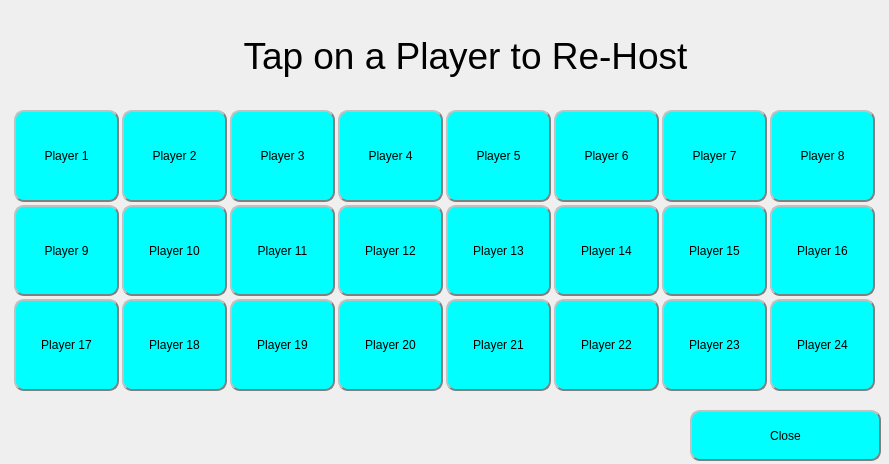
Old version of the form ReHostTagger.ui in the repository rmick/Combobulator.
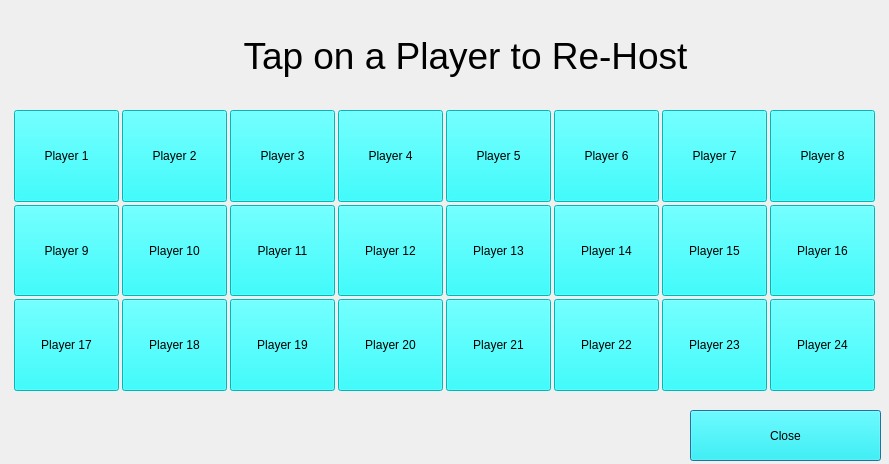
New version of the form.

Patch:
```diff
--- a/ReHostTagger.ui
+++ b/ReHostTagger.ui
@@ -14,25 +14,7 @@
    <string>Dialog</string>
   </property>
   <property name="styleSheet">
-   <string notr="true">QPushButton
-{
-    background-color: cyan;
-    border-style: outset;
-    border-width: 2px;
-    border-radius: 10px;
-    border-color: grey;
-}
-
-QPushbutton:checked
-{
-    background-color: rgb(100,255,255);
-	font-weight: bold;
-}
-
-QPushbutton:disabled
-{
-	background-color: grey;
-}</string>
+   <string notr="true"/>
   </property>
   <widget class="QWidget" name="layoutWidget">
    <property name="enabled">
```
